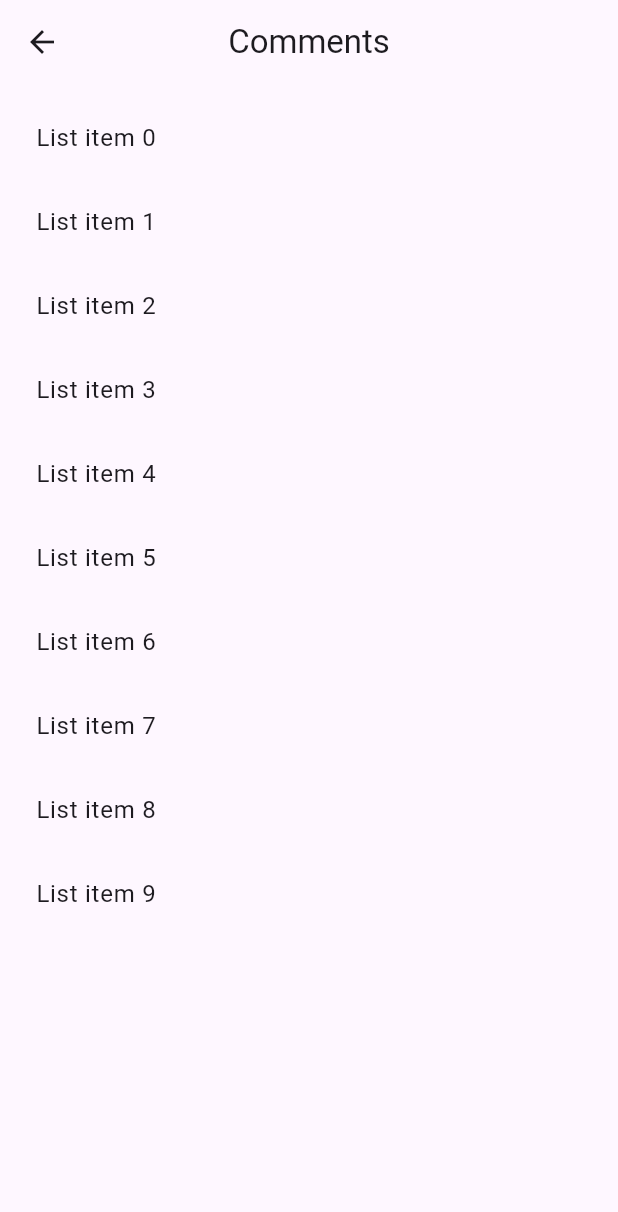
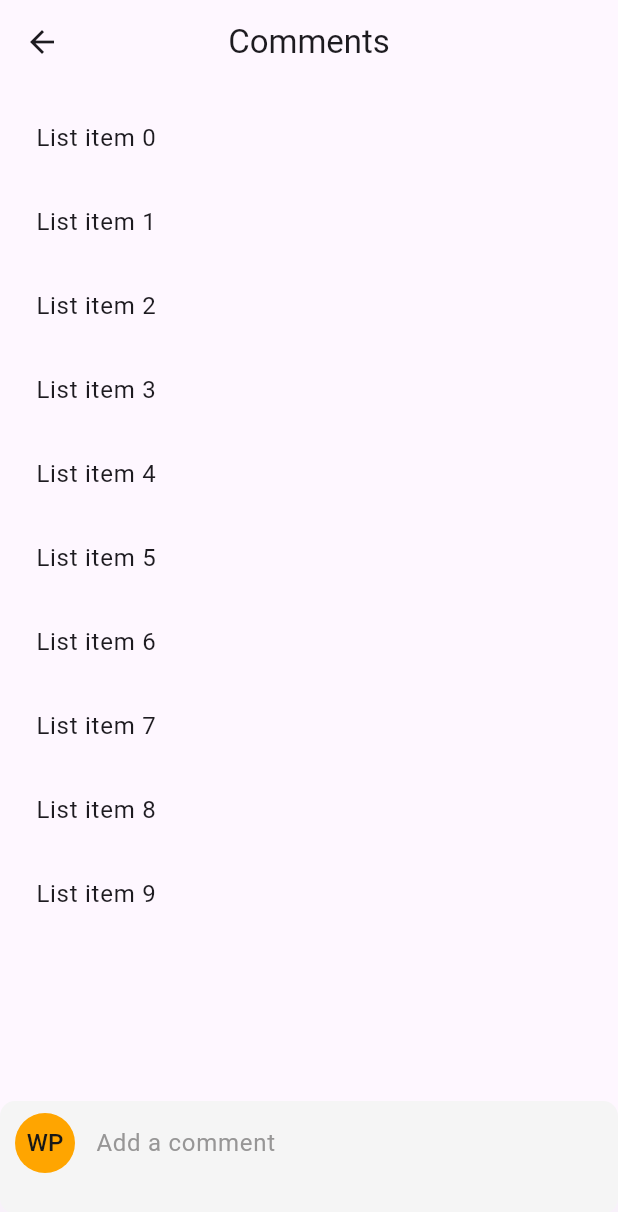
Before and after one commit to maniangdoz/exo_post, a Flutter app: the DetailPostScreen screen opened directly, on a phone screen of 412 x 824 dp. Shown: the top 1212 px of the screen. Run offline on Flutter 3.47's test engine with Material 2 defaults, Android fonts, the phone set to English and light mode, and no system bars; our stand-ins replace bloc, equatable, flutter_animate, flutter_bloc, get_it, go_router and 5 more; accounts and stored records are empty.

Commit message:
update screen post

```diff
--- a/lib/common/router.dart
+++ b/lib/common/router.dart
@@ -44,15 +44,11 @@ final appRouter = GoRouter(
       builder: (context, state) => const SplashScreen(),
     ),
     GoRoute(
-      path: ScreenPaths.homeScreen,
-      builder: (context, state) {
-        final index = state.pathParameters['index'];
-        return HomeScreen(index: int.parse(index ?? '0'));
-      },
-    ),
-    GoRoute(
-        path: ScreenPaths.postPage,
-        builder: (context, state) => const PostScreen(),
+        path: ScreenPaths.homeScreen,
+        builder: (context, state) {
+          final index = state.pathParameters['index'];
+          return HomeScreen(index: int.parse(index ?? '0'));
+        },
         routes: [
           GoRoute(
             path: ScreenPaths.detailPostPage,
@@ -63,6 +59,10 @@ final appRouter = GoRouter(
             builder: (context, state) => const UserScreen(),
           ),
         ]),
+    GoRoute(
+      path: ScreenPaths.postPage,
+      builder: (context, state) => const PostScreen(),
+    ),
     GoRoute(
       path: ScreenPaths.profilPage,
       builder: (context, state) => const ProfilScreen(),
--- a/lib/features/detail_post/presentation/pages/detail_post_screen.dart
+++ b/lib/features/detail_post/presentation/pages/detail_post_screen.dart
@@ -1,9 +1,15 @@
-import 'package:exo_post/features/post/presentation/widgets/post_card.dart';
-import 'package:exo_post/features/post/presentation/widgets/skeleton_post.dart';
+import 'package:exo_post/features/shared/presentation/widgets/comment_input.dart';
 import 'package:flutter/material.dart';
 
-class DetailPostScreen extends StatelessWidget {
+class DetailPostScreen extends StatefulWidget {
   const DetailPostScreen({super.key});
+
+  @override
+  State<DetailPostScreen> createState() => _DetailPostScreenState();
+}
+
+class _DetailPostScreenState extends State<DetailPostScreen> {
+  final _commentTextFieldController = TextEditingController();
 
   @override
   Widget build(BuildContext context) {
@@ -27,6 +33,15 @@ class DetailPostScreen extends StatelessWidget {
           ),
         ],
       ),
+      bottomSheet: SizedBox(
+        height: 90,
+        child: Padding(
+          padding: const EdgeInsets.only(top: 0, bottom: 0),
+          child: CommentInput(
+            commentTextFieldController: _commentTextFieldController,
+          ),
+        ),
+      ),
     );
   }
 }
--- a/lib/features/post/presentation/widgets/post_add.dart
+++ b/lib/features/post/presentation/widgets/post_add.dart
@@ -27,7 +27,6 @@ class _PostAddState extends State<PostAdd> {
   @override
   Widget build(BuildContext context) {
     return SizedBox(
-      height: 300,
       child: Center(
         child: Column(
           mainAxisAlignment: MainAxisAlignment.center,
```
Also changed, not shown: lib/features/post/presentation/pages/post_screen.dart (+3 -6 lines), lib/features/post/presentation/widgets/post_card.dart (+2 -12 lines).
